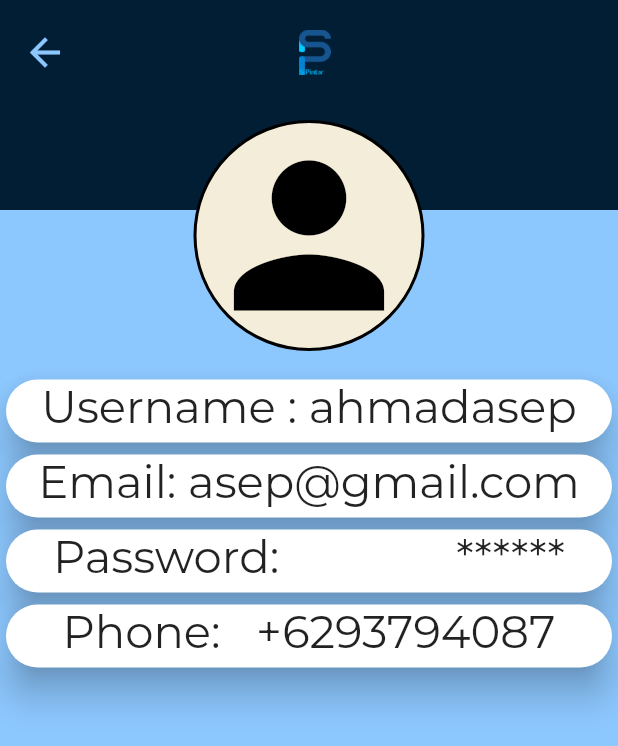
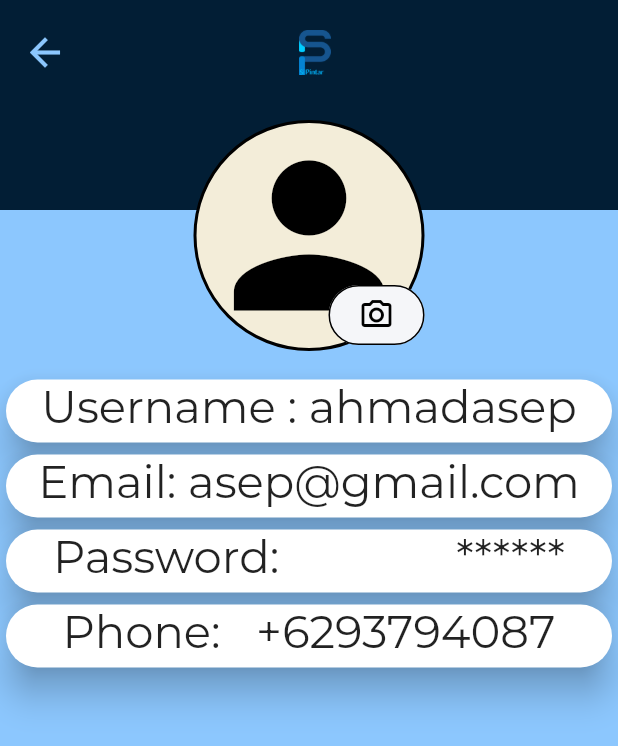
Before and after one commit to mrkhoirul/sipintar, a Flutter app: the ProfilePage screen opened directly, on a phone screen of 412 x 824 dp. Shown: the top 746 px of the screen. Run offline on Flutter 3.47's test engine with Material 2 defaults, Android fonts, the phone set to English and light mode, and no system bars; our stand-ins replace carousel_slider, cloud_firestore, email_validator, firebase_core, flutter_local_notifications, get; accounts and stored records are empty.

Commit message:
Revert "Revert "Perubahan dikit pada home.dart dan penambahan icon kamera pada profile.dart""
This reverts commit 8dfae24d7032fa3c349ca12d9b5256f7a1c333eb.

```diff
--- a/lib/home.dart
+++ b/lib/home.dart
@@ -28,8 +28,6 @@ class _HomePageState extends State<HomePage> {
     } else if (widget.username.length <= 20) {
       width = 230.0;
     }
-    // ignore: avoid_print
-    print(width);
   }
 
   Widget homeScreen(context) {
--- a/lib/users/profile.dart
+++ b/lib/users/profile.dart
@@ -68,7 +68,7 @@ class _ProfilePageState extends State<ProfilePage> {
                         child: Row(
                           mainAxisAlignment: MainAxisAlignment.center,
                           children: [
-                            Row(
+                            Stack(
                               children: [
                                 Container(
                                   alignment: Alignment.center,
@@ -78,13 +78,35 @@ class _ProfilePageState extends State<ProfilePage> {
                                           color: Colors.black,
                                           style: BorderStyle.solid,
                                           width: 2),
-                                      color:
-                                          const Color.fromARGB(255, 243, 237, 217)),
+                                      color: const Color.fromARGB(
+                                          255, 243, 237, 217)),
                                   child: const Icon(
                                     Icons.person,
                                     color: Colors.black,
                                     size: 150,
                                   ),
+                                ),
+                                Positioned(
+                                  right: 0,
+                                  bottom: 0,
+                                  child: TextButton(
+                                      style: TextButton.styleFrom(
+                                        shape: RoundedRectangleBorder(
+                                          borderRadius:
+                                              BorderRadiusDirectional.circular(
+                                                  60),
+                                          side: const BorderSide(
+                                              color: Colors.black),
+                                        ),
+                                        iconColor: Colors.black,
+                                        backgroundColor:
+                                            const Color(0xFFF5F6F9),
+                                      ),
+                                      onPressed: () {
+                                        // _editProfile();
+                                      },
+                                      child: const Icon(
+                                          Icons.camera_alt_outlined)),
                                 ),
                               ],
                             ),
```
